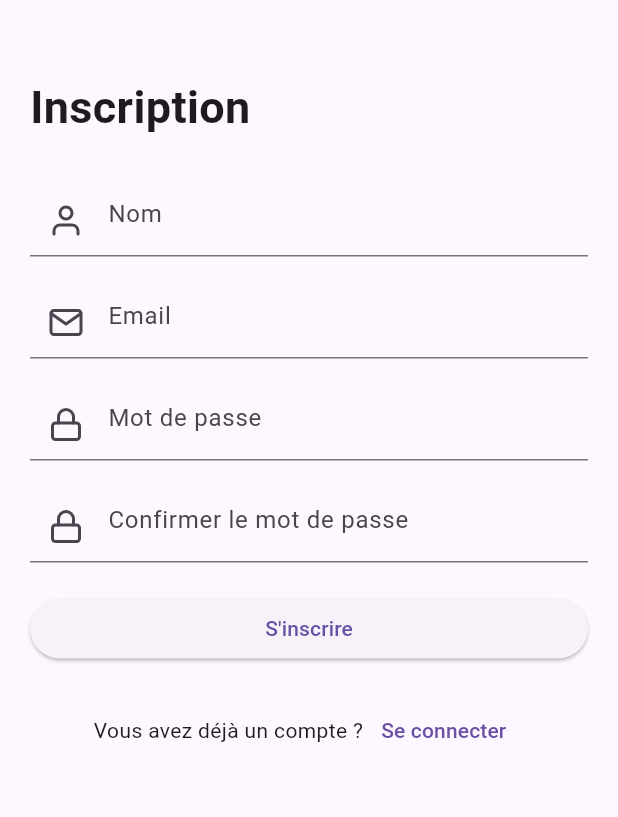
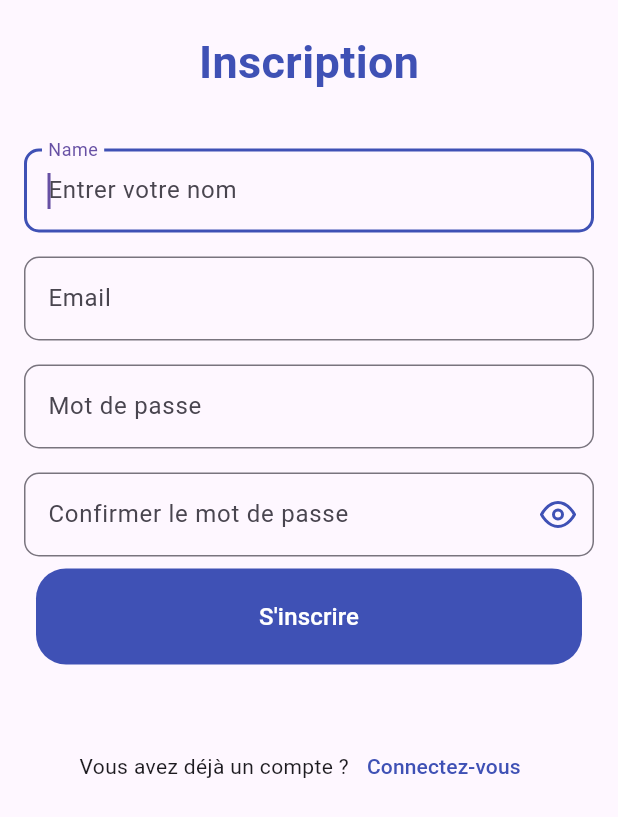
Before and after one commit to Tdiouf10/ydays-flutter, a Flutter app: the Register screen opened directly, on a phone screen of 412 x 824 dp. Shown: the top 817 px of the screen. Run offline on Flutter 3.47's test engine with Material 3 defaults, Android fonts, the phone set to English and light mode, and no system bars; our stand-ins replace dio, flutter_feather_icons, flutter_secure_storage; missing offline and left inert: platform_device_id; accounts and stored records are empty; network calls fail.

```diff
--- a/recette/lib/screens/register.dart
+++ b/recette/lib/screens/register.dart
@@ -6,6 +6,8 @@ import 'package:recette/widgets/snack_bar.dart';
 
 import 'package:provider/provider.dart';
 
+import '../widgets/custom_button.dart';
+import '../widgets/custom_text_field.dart';
 import 'login.dart';
 
 class Register extends StatefulWidget {
@@ -53,101 +55,120 @@ class _RegisterState extends State<Register> {
   @override
   Widget build(BuildContext context) {
     return Scaffold(
-      body: Container(
-        padding: const EdgeInsets.symmetric(horizontal: 20),
-        child: Form(
-          key: _formKey,
+      body: SafeArea(
         child: ListView(
           children: [
-              const SizedBox(height: 50),
-              const Text(
-                'Inscription',
+            Padding(
+              padding: const EdgeInsets.only(top: 20),
+              child: Column(
+                children: [
+                  const Text('Inscription',
                       style: TextStyle(
+                          color: Colors.indigo,
                           fontSize: 30,
-                  fontWeight: FontWeight.bold,
+                          fontWeight: FontWeight.bold)),
+                  const SizedBox(
+                    height: 20,
+                  ),
+                  Form(
+                    key: _formKey,
+                    child: Scrollbar(
+                      child: SingleChildScrollView(
+                        padding: const EdgeInsets.all(16),
+                        child: Column(
+                          children: [
+                            CustomTextField(
+                                email: _name,
+                                hint: 'Entrer votre nom',
+                                label: 'Name'),
+                            const SizedBox(
+                              height: 16,
+                            ),
+                            CustomTextField(
+                                email: _email,
+                                hint: 'exemple@gmail.com',
+                                label: 'Email'),
+                            const SizedBox(
+                              height: 16,
+                            ),
+                            CustomTextField(
+                                email: _password,
+                                hint: 'Entrer votre mot de passe',
+                                label: 'Mot de passe'),
+                            const SizedBox(
+                              height: 16,
+                            ),
+                            TextFormField(
+                              decoration: InputDecoration(
+                                border: OutlineInputBorder(
+                                    borderRadius: BorderRadius.circular(10),
+                                    borderSide: BorderSide(
+                                      color: Colors.indigo.shade500,
+                                    )),
+                                focusedBorder: OutlineInputBorder(
+                                    borderRadius: BorderRadius.circular(10),
+                                    borderSide: const BorderSide(
+                                        color: Colors.indigo, width: 2)),
+                                labelText: 'Confirmer le mot de passe',
+                                suffixIcon: GestureDetector(
+                                  onTap: () {
+                                    Provider.of<Auth>(context, listen: false)
+                                        .toggleText();
+                                  },
+                                  child: context.watch<Auth>().obscureText
+                                      ? const Icon(
+                                          FeatherIcons.eyeOff,
+                                          color: Colors.indigo,
+                                        )
+                                      : const Icon(
+                                          FeatherIcons.eye,
+                                          color: Colors.indigo,
                                         ),
                                 ),
-              const SizedBox(height: 30),
-              TextFormField(
-                controller: _name,
-                decoration: const InputDecoration(
-                  hintText: 'Nom',
-                  prefixIcon: Icon(FeatherIcons.user),
                               ),
+                              obscureText:
+                                  Provider.of<Auth>(context).obscureText,
+                              controller: _passwordConfirm,
+                              autofocus: true,
                               validator: (value) {
-                  if (value!.isEmpty) {
-                    return 'Veuillez entrer votre nom';
+                                if (value == null || value.isEmpty) {
+                                  return 'Confirmation de mot de passe obligatoire';
                                 }
+                                if (value != _password.text) {
+                                  return 'Les mots de passe ne correspondent pas';
+                                } else {
                                   return null;
+                                }
                               },
                             ),
-              const SizedBox(height: 20),
-              TextFormField(
-                controller: _email,
-                decoration: const InputDecoration(
-                  hintText: 'Email',
-                  prefixIcon: Icon(FeatherIcons.mail),
+                            CustomButton(onTap: submit, title: 'S\'inscrire')
+                          ],
                         ),
-                validator: (value) {
-                  if (value!.isEmpty) {
-                    return 'Veuillez entrer votre email';
-                  }
-                  return null;
-                },
                       ),
-              const SizedBox(height: 20),
-              TextFormField(
-                controller: _password,
-                obscureText: true,
-                decoration: const InputDecoration(
-                  hintText: 'Mot de passe',
-                  prefixIcon: Icon(FeatherIcons.lock),
                     ),
-                validator: (value) {
-                  if (value!.isEmpty) {
-                    return 'Veuillez entrer votre mot de passe';
-                  }
-                  return null;
-                },
                   ),
-              const SizedBox(height: 20),
-              TextFormField(
-                controller: _passwordConfirm,
-                obscureText: true,
-                decoration: const InputDecoration(
-                  hintText: 'Confirmer le mot de passe',
-                  prefixIcon: Icon(FeatherIcons.lock),
+                ],
               ),
-                validator: (value) {
-                  if (value!.isEmpty) {
-                    return 'Veuillez confirmer votre mot de passe';
-                  }
-                  return null;
-                },
             ),
-              const SizedBox(height: 20),
-              ElevatedButton(
-                onPressed: () {
-                  submit();
-                },
-                child: const Text('S\'inscrire'),
+            const SizedBox(
+              height: 20,
             ),
-              const SizedBox(height: 20),
             Row(
               mainAxisAlignment: MainAxisAlignment.center,
               children: [
                 const Text('Vous avez déjà un compte ?'),
                 TextButton(
-                    onPressed: () {
-                      Navigator.pushReplacement(context,
-                          MaterialPageRoute(builder: ((context) => const Login())));
-                    },
-                    child: const Text('Se connecter'),
-                  ),
+                    onPressed: () => Navigator.pushReplacement(
+                        context,
+                        MaterialPageRoute(
+                            builder: ((context) => const Login()))),
+                    child: const Text(
+                      'Connectez-vous',
+                      style: TextStyle(color: Colors.indigo),
+                    ))
               ],
-              ),
+            )
           ],
-          ),
         ),
       ),
     );
--- a/recette/lib/widgets/custom_bottom_screen.dart
+++ b/recette/lib/widgets/custom_bottom_screen.dart
@@ -41,11 +41,10 @@ class CustomBottomScreen extends StatelessWidget {
           child: Hero(
             tag: heroTag,
             child: CustomButton(
-              buttonText: textButton,
-              width: 150,
-              onPressed: () {
+              onTap: () {
                 buttonPressed();
               },
+              title: textButton,
             ),
           ),
         ),
--- a/recette/lib/widgets/custom_button.dart
+++ b/recette/lib/widgets/custom_button.dart
@@ -1,49 +1,26 @@
+// ignore_for_file: must_be_immutable
+
 import 'package:flutter/material.dart';
-import 'package:recette/constants.dart';
 
 class CustomButton extends StatelessWidget {
-  const CustomButton({
-    super.key,
-    required this.buttonText,
-    this.isOutlined = false,
-    required this.onPressed,
-    this.width = 200,
-  });
-
-  final String buttonText;
-  final bool isOutlined;
-  final Function onPressed;
-  final double width;
-
+  CustomButton({Key? key, required this.onTap, required this.title})
+      : super(key: key);
+  Function() onTap;
+  String title;
   @override
   Widget build(BuildContext context) {
-    return GestureDetector(
-      onTap: () {
-        onPressed();
-      },
-      child: Material(
-        borderRadius: BorderRadius.circular(30),
-        elevation: 4,
-        child: Container(
-          width: width,
-          padding: const EdgeInsets.all(13),
-          decoration: BoxDecoration(
-            color: isOutlined ? Colors.white : kTextColor,
-            border: Border.all(color: kTextColor, width: 2.5),
-            borderRadius: BorderRadius.circular(30),
-          ),
-          child: Center(
-            child: Text(
-              buttonText,
-              style: TextStyle(
-                fontWeight: FontWeight.bold,
-                fontSize: 20,
-                color: isOutlined ? kTextColor : Colors.white,
-              ),
-            ),
-          ),
-        ),
-      ),
+    return Container(
+      padding: EdgeInsets.all(8),
+      width: MediaQuery.of(context).size.width,
+      height: 80,
+      child: TextButton(
+          style: ButtonStyle(
+              backgroundColor: MaterialStateProperty.all<Color>(Colors.indigo),
+              shape: MaterialStateProperty.all<RoundedRectangleBorder>(
+                  RoundedRectangleBorder(
+                      borderRadius: BorderRadius.circular(20)))),
+          onPressed: onTap,
+          child: Text(title,style: TextStyle(color: Colors.white,fontSize:16),)),
     );
   }
 }
--- a/recette/lib/widgets/custom_text_field.dart
+++ b/recette/lib/widgets/custom_text_field.dart
@@ -1,3 +1,77 @@
+// ignore_for_file: must_be_immutable
+
 import 'package:flutter/material.dart';
-import 'package:recette/constants.dart';
-import 'package:rflutter_alert/rflutter_alert.dart';
+import 'package:flutter_feather_icons/flutter_feather_icons.dart';
+import 'package:recette/providers/auth.dart';
+import 'package:provider/provider.dart';
+
+class CustomTextField extends StatelessWidget {
+  CustomTextField(
+      {Key? key,
+      required TextEditingController email,
+      required this.hint,
+      required this.label
+      })
+      : _email = email,
+        super(key: key);
+
+  final TextEditingController _email;
+  String label;
+  String hint;
+
+  @override
+  Widget build(BuildContext context) {
+    return TextFormField(
+      decoration: InputDecoration(
+          suffixIcon: label == 'Password'
+              ? GestureDetector(
+                  onTap: () {
+                    Provider.of<Auth>(context, listen: false).toggleText();
+                  },
+                  child: Provider.of<Auth>(context).obscureText
+                      ? const Icon(
+                          FeatherIcons.eyeOff,
+                          color: Colors.indigo,
+                          // size: 35,
+                        )
+                      : const Icon(
+                          FeatherIcons.eye, color: Colors.indigo,
+                          // size: 35,
+                        ),
+                )
+              : const SizedBox.shrink(),
+          border: OutlineInputBorder(
+              borderRadius: BorderRadius.circular(10),
+              borderSide: BorderSide(color: Colors.indigo.shade500)),
+          focusedBorder: OutlineInputBorder(
+              borderRadius: BorderRadius.circular(10),
+              borderSide: const BorderSide(color: Colors.indigo, width: 2)),
+          labelText: label,
+          hintText: hint),
+      controller: _email,
+      autofocus: true,
+      autocorrect: true,
+      validator: (value) {
+        if (value == null || value.isEmpty) {
+          if (label == 'Email') {
+            return Provider.of<Auth>(context, listen: false)
+                .validationError
+                ?.email;
+          } else if (label == 'Password') {
+            return Provider.of<Auth>(context, listen: false)
+                .validationError
+                ?.password;
+          } else {
+            return Provider.of<Auth>(context, listen: false)
+                .validationError
+                ?.name;
+          }
+        } else {
+          return null;
+        }
+      },
+      obscureText:
+          label == 'Password' ? Provider.of<Auth>(context).obscureText : false,
+    );
+  }
+}
--- a/recette/pubspec.yaml
+++ b/recette/pubspec.yaml
@@ -65,9 +65,8 @@ flutter:
   uses-material-design: true
 
   # To add assets to your application, add an assets section, like this:
-  # assets:
-  #   - images/a_dot_burr.jpeg
-  #   - images/a_dot_ham.jpeg
+  assets:
+    - assets/images/
 
   # An image asset can refer to one or more resolution-specific "variants", see
   # https://flutter.dev/assets-and-images/#resolution-aware
```
Also changed, not shown: recette/lib/screens/login.dart (+63 -57 lines), recette/lib/widgets/top_screen_image.dart (+5 -9 lines), recette/assets/images/home.jpg (added). Lines whose indentation alone changed are shown as unchanged.
